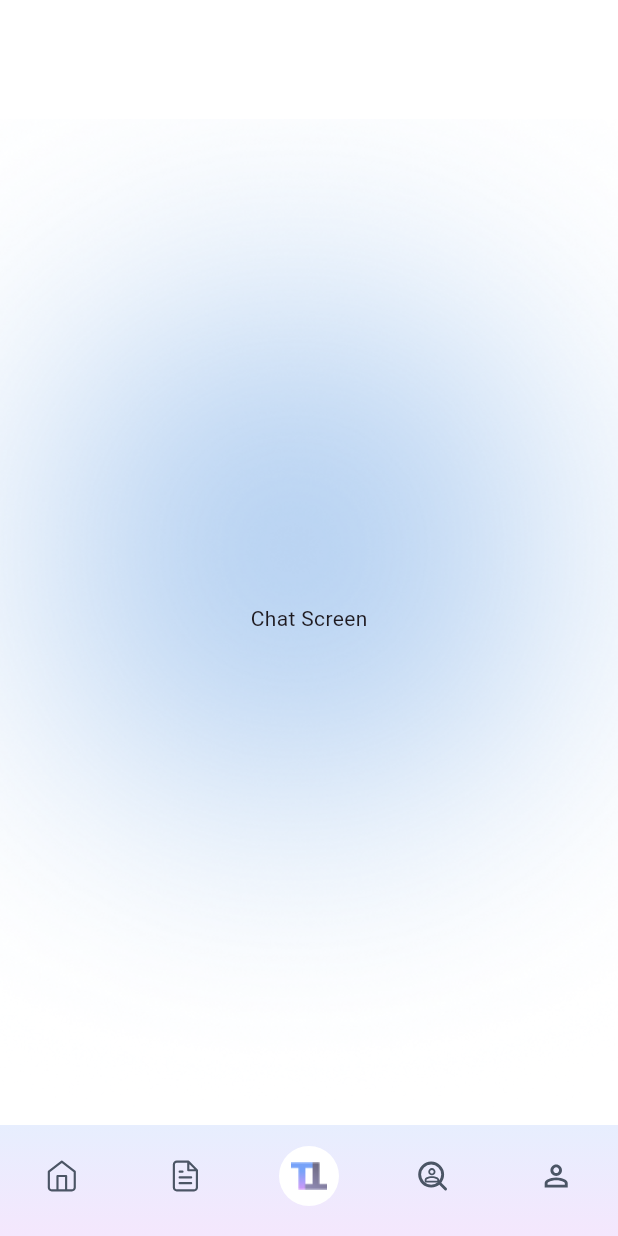
After one commit to Tun-Tax/TunTax, a Flutter app: the ChatScreen screen opened by its route, on a phone screen of 412 x 824 dp. The commit adds this screen. Run offline on Flutter 3.47's test engine with Material 3 defaults, Android fonts, the phone set to English and light mode, and no system bars; our stand-ins replace firebase_core, firebase_crashlytics, flutter_form_builder, flutter_svg, form_builder_validators, go_router and 1 more; accounts and stored records are empty.

Commit message:
feat(chat): Replace Background with BackgroundMiddle for improved layout

```diff
--- a/lib/screens/main/chat_screen.dart
+++ b/lib/screens/main/chat_screen.dart
@@ -1,14 +1,17 @@
 import 'package:flutter/material.dart';
-import 'package:tuntax/widgets/background.dart';
+import 'package:tuntax/widgets/background_middle.dart';
 
 class ChatScreen extends StatelessWidget {
   const ChatScreen({super.key});
 
   @override
   Widget build(BuildContext context) {
-    return const Background(
-      child: Center(
-        child: Text('Chat Screen'),
+    return const BackgroundMiddle(
+      child: Scaffold(
+        backgroundColor: Colors.transparent,
+        body: Center(
+          child: Text('Chat Screen'),
+        ),
       ),
     );
   }
--- /dev/null
+++ b/lib/widgets/background_middle.dart
@@ -0,0 +1,31 @@
+import 'package:flutter/material.dart';
+
+class BackgroundMiddle extends StatelessWidget {
+  final Widget child;
+
+  const BackgroundMiddle({super.key, required this.child});
+
+  @override
+  Widget build(BuildContext context) {
+    return Container(
+      color: Colors.white,
+      width: double.infinity,
+      height: MediaQuery.of(context).size.height,
+      child: Stack(
+        children: [
+          Positioned.fill(
+            child: Align(
+              alignment: Alignment.center,
+              child: Image.asset(
+                'assets/images/ellipse-blue-middle.png',
+                width: MediaQuery.of(context).size.width,
+                fit: BoxFit.fitWidth,
+              ),
+            ),
+          ),
+          child,
+        ],
+      ),
+    );
+  }
+}
```
Also changed, not shown: context/image.png.
